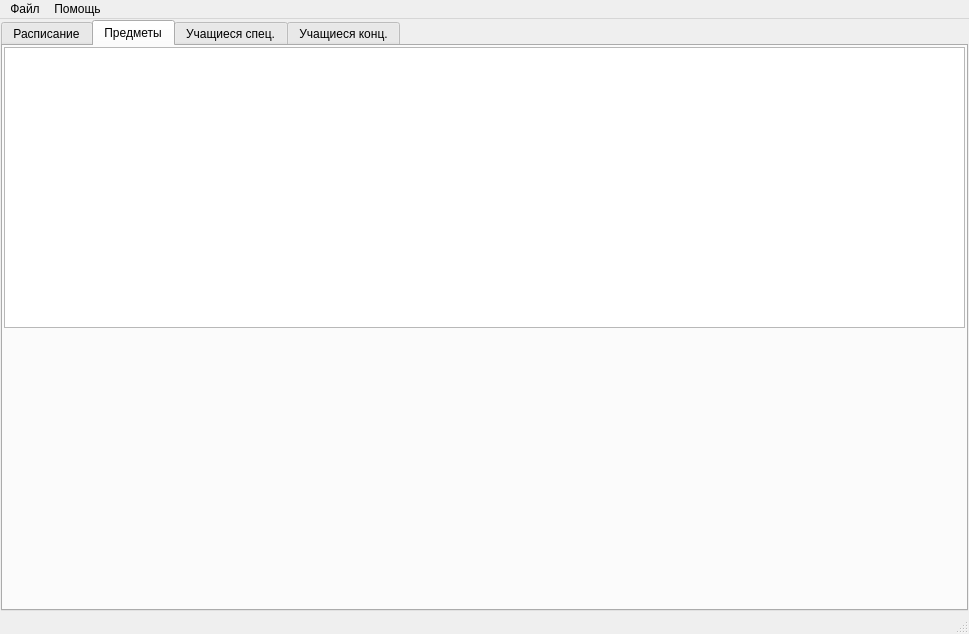
Old version of the form mainwindow.ui in the repository Intueor/PPK.
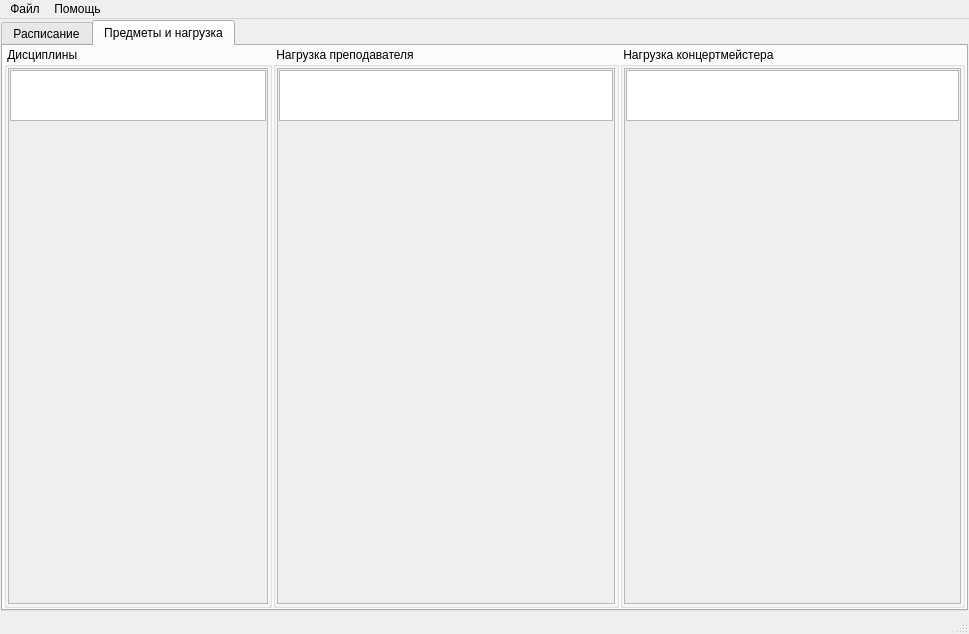
New version of the form. The open tabs and pages were chosen to show the change. Icons and pictures are not drawn. Custom widgets are drawn as their Qt base class.

Commit message: Правка мелкого бага, перегруппировка интерфейса.

What changed in the file:
```diff
--- a/mainwindow.ui
+++ b/mainwindow.ui
@@ -18,7 +18,7 @@
     <normaloff>:/icons/PPK.png</normaloff>:/icons/PPK.png</iconset>
   </property>
   <widget class="QWidget" name="centralwidget">
-   <layout class="QHBoxLayout" name="horizontalLayout">
+   <layout class="QVBoxLayout" name="verticalLayout_13">
     <property name="spacing">
      <number>1</number>
     </property>
@@ -652,8 +652,29 @@
       </widget>
       <widget class="QWidget" name="tabDisciplines">
        <attribute name="title">
-        <string>Предметы</string>
+        <string>Предметы и нагрузка</string>
        </attribute>
+       <layout class="QGridLayout" name="gridLayout" columnstretch="0,1,1">
+        <property name="leftMargin">
+         <number>1</number>
+        </property>
+        <property name="topMargin">
+         <number>1</number>
+        </property>
+        <property name="rightMargin">
+         <number>1</number>
+        </property>
+        <property name="bottomMargin">
+         <number>1</number>
+        </property>
+        <property name="spacing">
+         <number>1</number>
+        </property>
+        <item row="0" column="1">
+         <widget class="QGroupBox" name="groupBoxPPrep">
+          <property name="title">
+           <string> Нагрузка преподавателя</string>
+          </property>
        <layout class="QVBoxLayout" name="verticalLayout_12">
         <property name="spacing">
          <number>1</number>
@@ -671,32 +692,20 @@
          <number>1</number>
         </property>
         <item>
-         <widget class="MTableView" name="tableViewDisciplines">
-          <property name="cornerButtonEnabled">
-           <bool>false</bool>
-          </property>
-         </widget>
-        </item>
-        <item>
-         <spacer name="verticalSpacer_3">
-          <property name="orientation">
-           <enum>Qt::Vertical</enum>
-          </property>
-          <property name="sizeHint" stdset="0">
-           <size>
-            <width>20</width>
-            <height>40</height>
-           </size>
-          </property>
-         </spacer>
-        </item>
-       </layout>
-      </widget>
-      <widget class="QWidget" name="tabContSpec">
-       <attribute name="title">
-        <string>Учащиеся спец.</string>
-       </attribute>
-       <layout class="QVBoxLayout" name="verticalLayout_11">
+            <widget class="QScrollArea" name="scrollArea_2">
+             <property name="widgetResizable">
+              <bool>true</bool>
+             </property>
+             <widget class="QWidget" name="scrollAreaWidgetContents_2">
+              <property name="geometry">
+               <rect>
+                <x>0</x>
+                <y>0</y>
+                <width>413</width>
+                <height>521</height>
+               </rect>
+              </property>
+              <layout class="QVBoxLayout" name="verticalLayout_16">
         <property name="spacing">
          <number>1</number>
         </property>
@@ -713,7 +722,25 @@
          <number>1</number>
         </property>
         <item>
-         <widget class="MTableView" name="tableViewContSpec">
+                <widget class="MTableView" name="tableViewPPrep">
+                 <property name="sizePolicy">
+                  <sizepolicy hsizetype="Expanding" vsizetype="Fixed">
+                   <horstretch>0</horstretch>
+                   <verstretch>0</verstretch>
+                  </sizepolicy>
+                 </property>
+                 <property name="minimumSize">
+                  <size>
+                   <width>0</width>
+                   <height>51</height>
+                  </size>
+                 </property>
+                 <property name="maximumSize">
+                  <size>
+                   <width>16777215</width>
+                   <height>51</height>
+                  </size>
+                 </property>
           <property name="cornerButtonEnabled">
            <bool>false</bool>
           </property>
@@ -734,10 +761,112 @@
         </item>
        </layout>
       </widget>
-      <widget class="QWidget" name="tabContConc">
-       <attribute name="title">
-        <string>Учащиеся конц.</string>
-       </attribute>
+            </widget>
+           </item>
+          </layout>
+         </widget>
+        </item>
+        <item row="0" column="2">
+         <widget class="QGroupBox" name="groupBoxPConc">
+          <property name="title">
+           <string> Нагрузка концертмейстера</string>
+          </property>
+          <layout class="QVBoxLayout" name="verticalLayout_11">
+           <property name="spacing">
+            <number>1</number>
+           </property>
+           <property name="leftMargin">
+            <number>1</number>
+           </property>
+           <property name="topMargin">
+            <number>1</number>
+           </property>
+           <property name="rightMargin">
+            <number>1</number>
+           </property>
+           <property name="bottomMargin">
+            <number>1</number>
+           </property>
+           <item>
+            <widget class="QScrollArea" name="scrollArea_3">
+             <property name="widgetResizable">
+              <bool>true</bool>
+             </property>
+             <widget class="QWidget" name="scrollAreaWidgetContents_3">
+              <property name="geometry">
+               <rect>
+                <x>0</x>
+                <y>0</y>
+                <width>412</width>
+                <height>521</height>
+               </rect>
+              </property>
+              <layout class="QVBoxLayout" name="verticalLayout_15">
+               <property name="spacing">
+                <number>1</number>
+               </property>
+               <property name="leftMargin">
+                <number>1</number>
+               </property>
+               <property name="topMargin">
+                <number>1</number>
+               </property>
+               <property name="rightMargin">
+                <number>1</number>
+               </property>
+               <property name="bottomMargin">
+                <number>1</number>
+               </property>
+               <item>
+                <widget class="MTableView" name="tableViewPConc">
+                 <property name="sizePolicy">
+                  <sizepolicy hsizetype="Expanding" vsizetype="Fixed">
+                   <horstretch>0</horstretch>
+                   <verstretch>0</verstretch>
+                  </sizepolicy>
+                 </property>
+                 <property name="minimumSize">
+                  <size>
+                   <width>0</width>
+                   <height>51</height>
+                  </size>
+                 </property>
+                 <property name="maximumSize">
+                  <size>
+                   <width>16777215</width>
+                   <height>51</height>
+                  </size>
+                 </property>
+                 <property name="cornerButtonEnabled">
+                  <bool>false</bool>
+                 </property>
+                </widget>
+               </item>
+               <item>
+                <spacer name="verticalSpacer_3">
+                 <property name="orientation">
+                  <enum>Qt::Vertical</enum>
+                 </property>
+                 <property name="sizeHint" stdset="0">
+                  <size>
+                   <width>20</width>
+                   <height>40</height>
+                  </size>
+                 </property>
+                </spacer>
+               </item>
+              </layout>
+             </widget>
+            </widget>
+           </item>
+          </layout>
+         </widget>
+        </item>
+        <item row="0" column="0">
+         <widget class="QGroupBox" name="groupBoxDisc">
+          <property name="title">
+           <string> Дисциплины</string>
+          </property>
        <layout class="QVBoxLayout" name="verticalLayout_2">
         <property name="spacing">
          <number>1</number>
@@ -755,7 +884,55 @@
          <number>1</number>
         </property>
         <item>
-         <widget class="MTableView" name="tableViewContConc">
+            <widget class="QScrollArea" name="scrollArea_1">
+             <property name="widgetResizable">
+              <bool>true</bool>
+             </property>
+             <widget class="QWidget" name="scrollAreaWidgetContents">
+              <property name="geometry">
+               <rect>
+                <x>0</x>
+                <y>0</y>
+                <width>104</width>
+                <height>521</height>
+               </rect>
+              </property>
+              <layout class="QVBoxLayout" name="verticalLayout_14">
+               <property name="spacing">
+                <number>1</number>
+               </property>
+               <property name="leftMargin">
+                <number>1</number>
+               </property>
+               <property name="topMargin">
+                <number>1</number>
+               </property>
+               <property name="rightMargin">
+                <number>1</number>
+               </property>
+               <property name="bottomMargin">
+                <number>1</number>
+               </property>
+               <item>
+                <widget class="MTableView" name="tableViewDisciplines">
+                 <property name="sizePolicy">
+                  <sizepolicy hsizetype="Expanding" vsizetype="Fixed">
+                   <horstretch>0</horstretch>
+                   <verstretch>0</verstretch>
+                  </sizepolicy>
+                 </property>
+                 <property name="minimumSize">
+                  <size>
+                   <width>0</width>
+                   <height>51</height>
+                  </size>
+                 </property>
+                 <property name="maximumSize">
+                  <size>
+                   <width>16777215</width>
+                   <height>51</height>
+                  </size>
+                 </property>
           <property name="cornerButtonEnabled">
            <bool>false</bool>
           </property>
@@ -773,6 +950,13 @@
            </size>
           </property>
          </spacer>
+               </item>
+              </layout>
+             </widget>
+            </widget>
+           </item>
+          </layout>
+         </widget>
         </item>
        </layout>
       </widget>
```
Left out of the diff: 4 changed lines with no effect on the pictures. Lines whose indentation alone changed are shown as unchanged. The commit also changes 2 other files.
